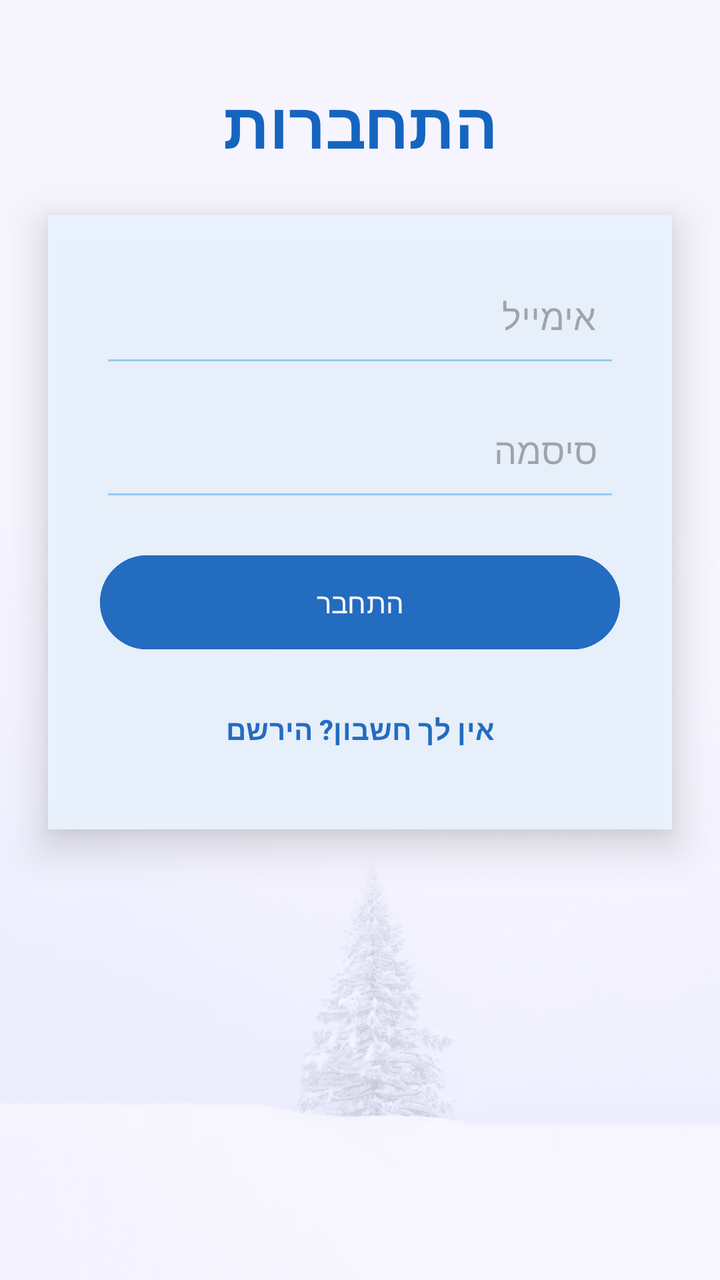
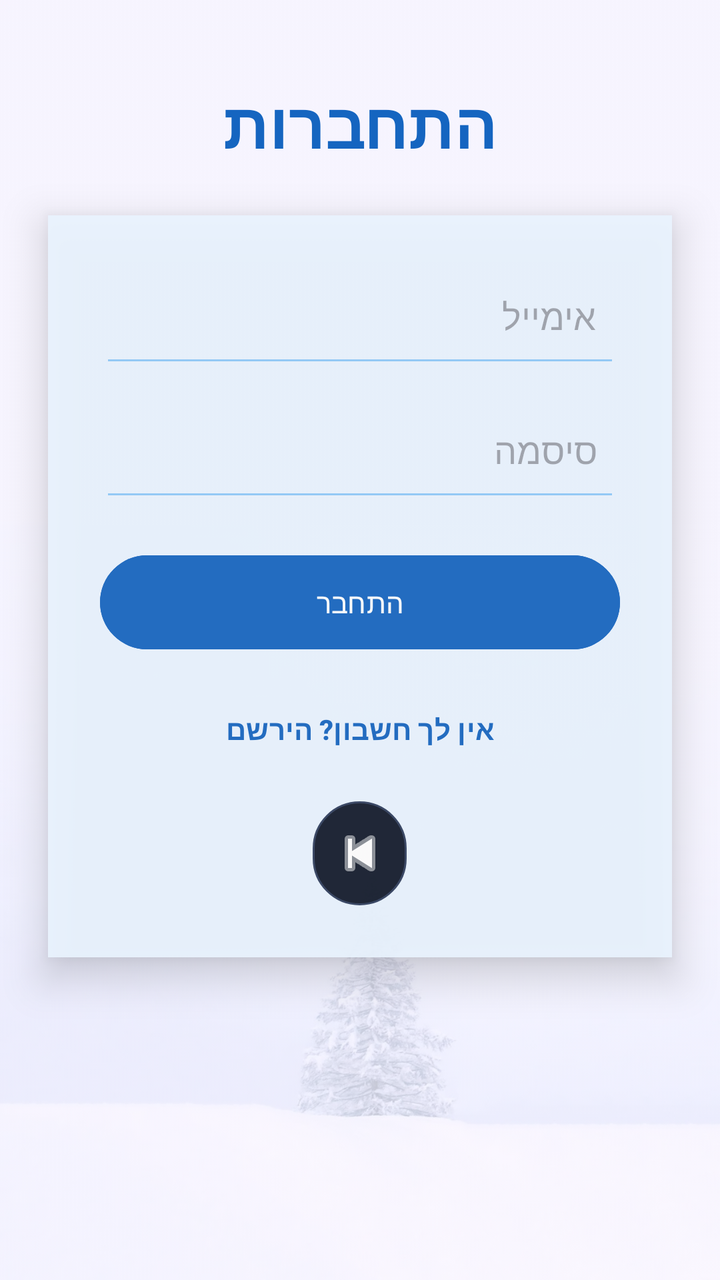

Before-and-after screenshots of an Android layout around one commit, followed by the original layout XML and the change that was made.
<!-- AndroidManifest.xml: application theme Theme.ProjectX -->
<!-- res/layout/activity_login2.xml -->
<?xml version="1.0" encoding="utf-8"?>
<androidx.constraintlayout.widget.ConstraintLayout
    xmlns:android="http://schemas.android.com/apk/res/android"
    xmlns:app="http://schemas.android.com/apk/res-auto"
    android:layout_width="match_parent"
    android:layout_height="match_parent">

    
    <ImageView
        android:id="@+id/backgroundImage"
        android:layout_width="0dp"
        android:layout_height="0dp"
        android:scaleType="centerCrop"
        android:src="@drawable/back3"
        android:alpha="0.25"
        app:layout_constraintTop_toTopOf="parent"
        app:layout_constraintBottom_toBottomOf="parent"
        app:layout_constraintStart_toStartOf="parent"
        app:layout_constraintEnd_toEndOf="parent"/>

    
    <TextView
        android:id="@+id/tvTitle"
        android:layout_width="wrap_content"
        android:layout_height="wrap_content"
        android:text="התחברות"
        android:textSize="32sp"
        android:textStyle="bold"
        android:textColor="#1565C0"
        android:layout_marginTop="40dp"
        app:layout_constraintTop_toTopOf="parent"
        app:layout_constraintStart_toStartOf="parent"
        app:layout_constraintEnd_toEndOf="parent"/>

    
    <LinearLayout
        android:id="@+id/loginCard"
        android:layout_width="0dp"
        android:layout_height="wrap_content"
        android:orientation="vertical"
        android:padding="26dp"
        android:background="#EAF4FF"
        android:alpha="0.92"
        android:elevation="12dp"
        android:layout_margin="24dp"
        app:layout_constraintTop_toBottomOf="@id/tvTitle"
        app:layout_constraintStart_toStartOf="parent"
        app:layout_constraintEnd_toEndOf="parent">

        
        <EditText
            android:id="@+id/Emaillg"
            android:layout_width="match_parent"
            android:layout_height="55dp"
            android:hint="אימייל"
            android:inputType="textEmailAddress"
            android:gravity="right"
            android:padding="12dp"
            android:backgroundTint="#90CAF9"/>

        
        <EditText
            android:id="@+id/Passwordlg"
            android:layout_width="match_parent"
            android:layout_height="55dp"
            android:hint="סיסמה"
            android:inputType="textPassword"
            android:gravity="right"
            android:layout_marginTop="12dp"
            android:padding="12dp"
            android:backgroundTint="#90CAF9"/>

        
        <Button
            android:id="@+id/btnlogin"
            android:layout_width="match_parent"
            android:layout_height="55dp"
            android:text="התחבר"
            android:layout_marginTop="18dp"
            android:backgroundTint="#1565C0"
            android:textColor="#FFFFFF"/>

        
        <Button
            android:id="@+id/registerpage"
            android:layout_width="match_parent"
            android:layout_height="wrap_content"
            android:text="אין לך חשבון? הירשם"
            android:textStyle="bold"
            android:textAllCaps="false"
            android:background="@android:color/transparent"
            android:textColor="#1565C0"
            android:layout_marginTop="12dp"/>
    </LinearLayout>

</androidx.constraintlayout.widget.ConstraintLayout>
<!-- resources referenced by this layout -->
<resources>
  <!-- drawable back3: webp bitmap (drawable, 23296 bytes) -->
  <style name="Theme.ProjectX" parent="Base.Theme.ProjectX" />
  <style name="Base.Theme.ProjectX" parent="Theme.Material3.DayNight.NoActionBar">
          
          
      </style>
</resources>

<!-- the commit's change to res/layout/activity_login2.xml (unified diff, before → after) -->
@@ -91,6 +91,16 @@
             android:background="@android:color/transparent"
             android:textColor="#1565C0"
             android:layout_marginTop="12dp"/>
+        <ImageButton
+            android:id="@+id/btnBack"
+            android:layout_width="47dp"
+            android:layout_height="52dp"
+            android:layout_gravity="center"
+            android:layout_marginTop="12dp"
+            android:background="@drawable/btn_circle_dark"
+            android:scaleType="centerInside"
+            android:src="@android:drawable/ic_media_previous"
+            app:tint="#FFFFFF" />
     </LinearLayout>
 
 </androidx.constraintlayout.widget.ConstraintLayout>
<!-- resource entries referenced after the edit -->
@@ -1,6 +1,13 @@
 <!-- resources referenced by this layout -->
 <resources>
   <!-- drawable back3: webp bitmap (drawable, 23296 bytes) -->
+  <!-- drawable btn_circle_dark (drawable) -->
+  <?xml version="1.0" encoding="utf-8"?>
+  <shape xmlns:android="http://schemas.android.com/apk/res/android">
+      <solid android:color="#121A2A"/>
+      <corners android:radius="50dp"/>
+      <stroke android:width="1dp" android:color="#2F3E5C"/>
+  </shape>
   <style name="Theme.ProjectX" parent="Base.Theme.ProjectX" />
   <style name="Base.Theme.ProjectX" parent="Theme.Material3.DayNight.NoActionBar">
           
